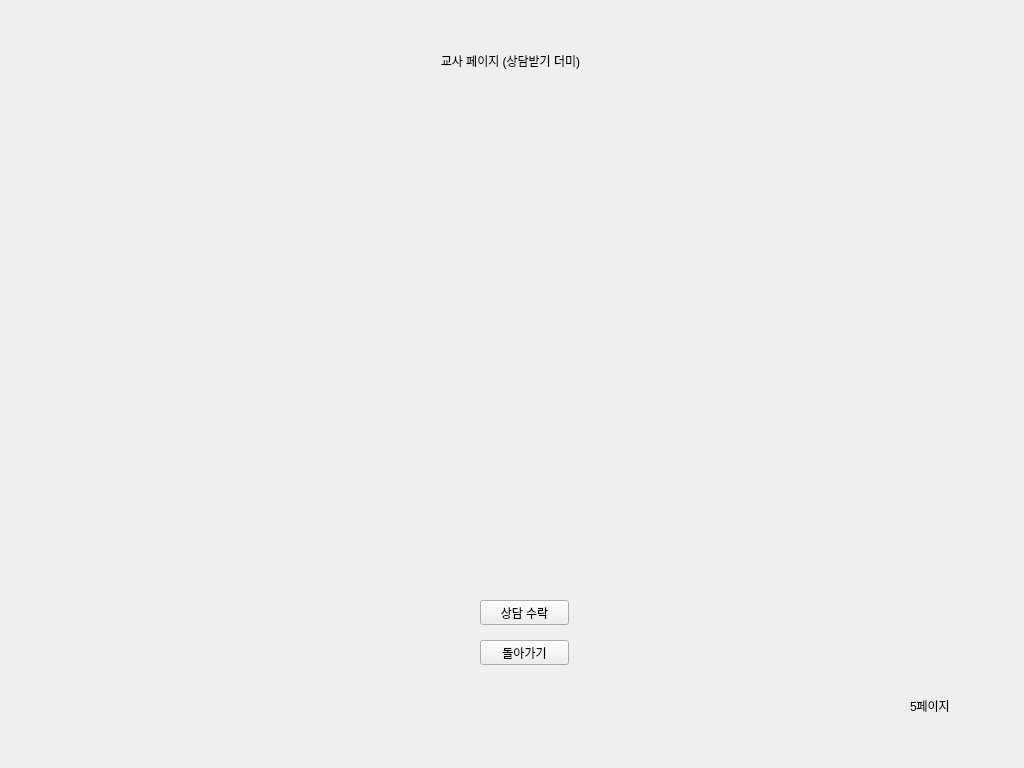
Before: the Qt Designer form tonghap.ui in Education-project-iot-AI/education-app, drawn with Qt 5.
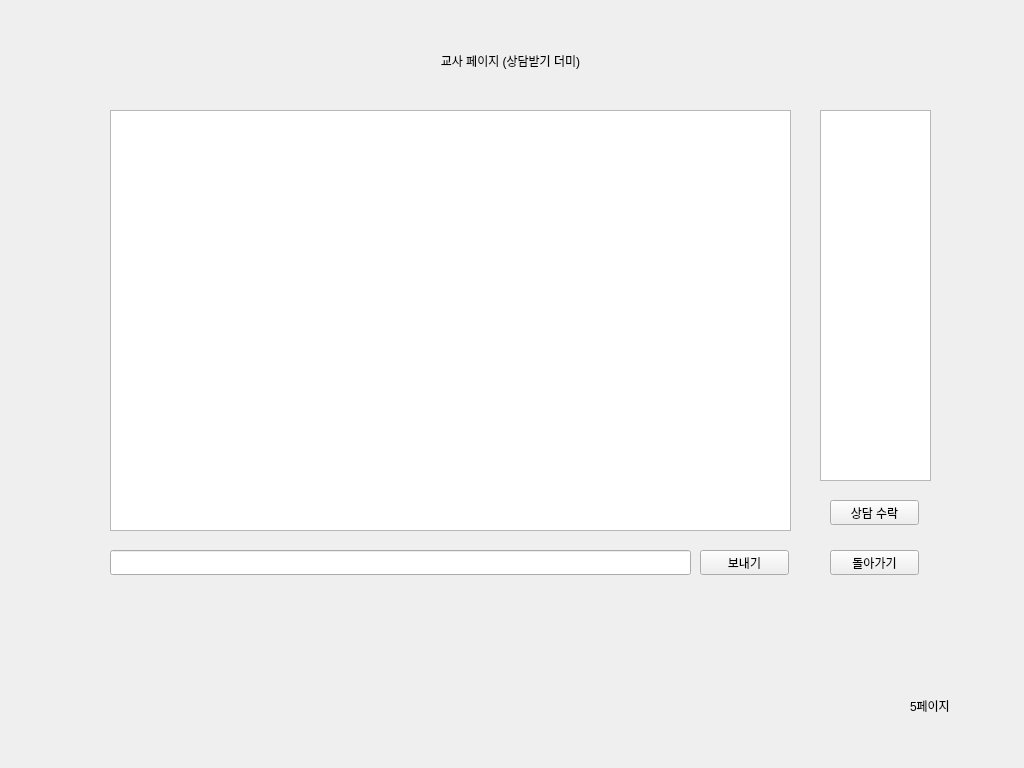
After: the same form once the commit is applied. The open tabs and pages were chosen to show the change.

Commit message: Q&A, 상담 UI 추가 / 서버측 자료형에 대한 이해 부족으로 Q&A 기능은 약 절반만 구현

What changed in the file:
```diff
--- a/tonghap.ui
+++ b/tonghap.ui
@@ -806,8 +806,8 @@
      <widget class="QPushButton" name="btn_t_counsel_ok">
       <property name="geometry">
        <rect>
-        <x>480</x>
-        <y>600</y>
+        <x>830</x>
+        <y>500</y>
         <width>89</width>
         <height>25</height>
        </rect>
@@ -832,8 +832,8 @@
      <widget class="QPushButton" name="btn_t_counsel_back">
       <property name="geometry">
        <rect>
-        <x>480</x>
-        <y>640</y>
+        <x>830</x>
+        <y>550</y>
         <width>89</width>
         <height>25</height>
        </rect>
@@ -842,6 +842,49 @@
        <string>돌아가기</string>
       </property>
      </widget>
+     <widget class="QPushButton" name="btn_t_snd">
+      <property name="geometry">
+       <rect>
+        <x>700</x>
+        <y>550</y>
+        <width>89</width>
+        <height>25</height>
+       </rect>
+      </property>
+      <property name="text">
+       <string>보내기</string>
+      </property>
+     </widget>
+     <widget class="QListWidget" name="list_t_counsel">
+      <property name="geometry">
+       <rect>
+        <x>820</x>
+        <y>110</y>
+        <width>111</width>
+        <height>371</height>
+       </rect>
+      </property>
+     </widget>
+     <widget class="QTextBrowser" name="text_t_counsel">
+      <property name="geometry">
+       <rect>
+        <x>110</x>
+        <y>110</y>
+        <width>681</width>
+        <height>421</height>
+       </rect>
+      </property>
+     </widget>
+     <widget class="QLineEdit" name="line_t_snd">
+      <property name="geometry">
+       <rect>
+        <x>110</x>
+        <y>550</y>
+        <width>581</width>
+        <height>25</height>
+       </rect>
+      </property>
+     </widget>
     </widget>
     <widget class="QWidget" name="page_10">
      <widget class="QLabel" name="label_35">
```
Left out of the diff: 158 changed lines with no effect on the pictures. The commit also changes 1 other file.
